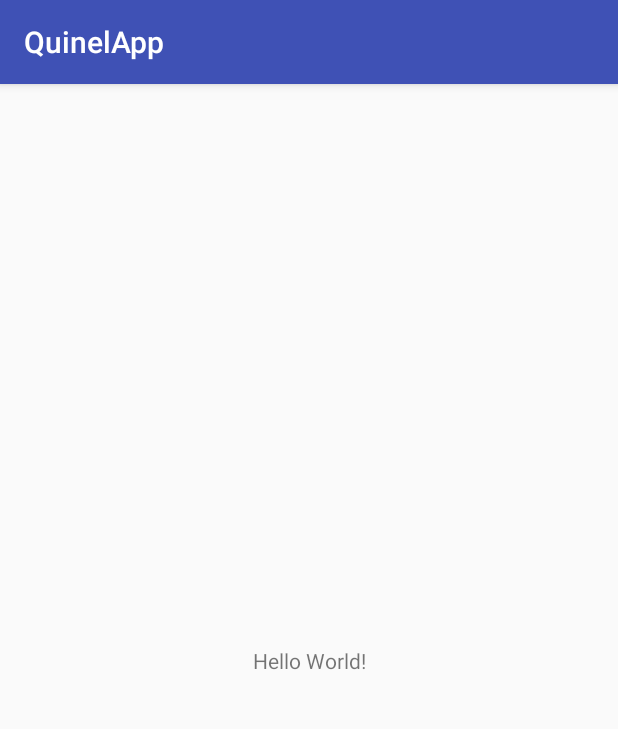
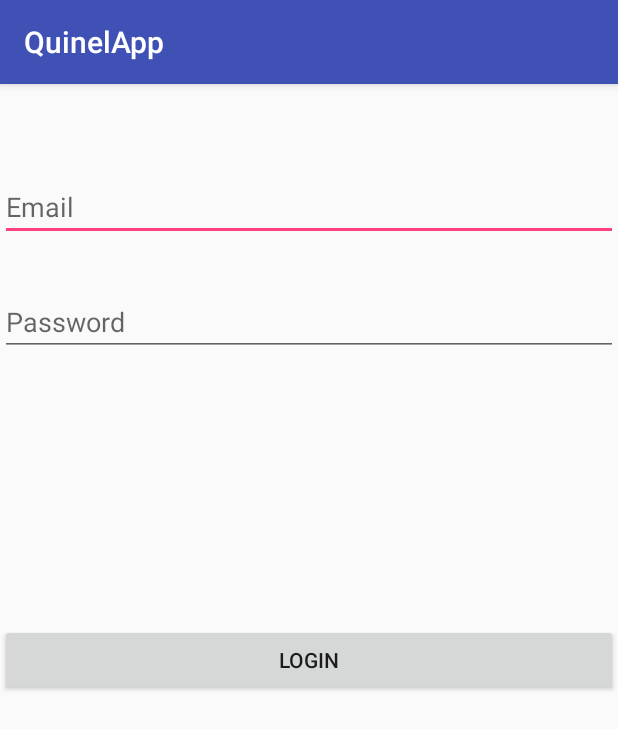
Before and after one commit to Juanca17/QuinelApp, an Android app: the screen it shows after launch (Login), on a phone screen of 412 x 824 dp. Shown: the top 729 px of the screen. Run offline under Robolectric (Android 15) with nearby library versions, the phone set to English and light mode, and no system bars; our stand-ins replace Firebase (no records; nobody signed in at launch, a user with empty details on screens opened directly).

Commit message:
Login Implemented, missing change of activity after login and possible registration

```diff
--- a/app/build.gradle
+++ b/app/build.gradle
@@ -22,7 +22,12 @@ dependencies {
     implementation fileTree(dir: 'libs', include: ['*.jar'])
     implementation 'com.android.support:appcompat-v7:26.1.0'
     implementation 'com.android.support.constraint:constraint-layout:1.0.2'
+    implementation 'com.google.firebase:firebase-auth:11.8.0'
     testImplementation 'junit:junit:4.12'
     androidTestImplementation 'com.android.support.test:runner:1.0.1'
     androidTestImplementation 'com.android.support.test.espresso:espresso-core:3.0.1'
+    compile 'com.google.firebase:firebase-core:11.8.0'
 }
+
+
+apply plugin: 'com.google.gms.google-services'
--- a/app/src/main/java/moviles2018itesm/quinelapp/Login.java
+++ b/app/src/main/java/moviles2018itesm/quinelapp/Login.java
@@ -1,13 +1,95 @@
 package moviles2018itesm.quinelapp;
 
+import android.support.annotation.NonNull;
 import android.support.v7.app.AppCompatActivity;
 import android.os.Bundle;
+import android.util.Log;
+import android.view.View;
+import android.widget.Button;
+import android.widget.EditText;
+import android.widget.Toast;
+
+import com.google.android.gms.tasks.OnCompleteListener;
+import com.google.android.gms.tasks.Task;
+import com.google.firebase.auth.AuthResult;
+import com.google.firebase.auth.FirebaseAuth;
+import com.google.firebase.auth.FirebaseUser;
 
 public class Login extends AppCompatActivity {
+
+    private static final String TAG = "Login";
+    private FirebaseAuth mAuth;
+    private FirebaseAuth.AuthStateListener mAuthListener;
+
+    private EditText usernameField;
+    private EditText passwordField;
+
+    private Button login;
 
     @Override
     protected void onCreate(Bundle savedInstanceState) {
         super.onCreate(savedInstanceState);
         setContentView(R.layout.activity_login);
+
+        mAuth = FirebaseAuth.getInstance();
+
+        mAuthListener = new FirebaseAuth.AuthStateListener() {
+            @Override
+            public void onAuthStateChanged(@NonNull FirebaseAuth firebaseAuth) {
+                FirebaseUser user = firebaseAuth.getCurrentUser();
+                if (user != null) {
+                    // User is signed in
+                    Log.d(TAG, "onAuthStateChanged:signed_in:" + user.getUid());
+                } else {
+                    // User is signed out
+                    Log.d(TAG, "onAuthStateChanged:signed_out");
+                }
+                // ...
+            }
+        };
+
+        usernameField = (EditText) findViewById(R.id.usernameField);
+        passwordField = (EditText) findViewById(R.id.passwordField);
+
+        login = (Button) findViewById(R.id.button);
     }
+
+    @Override
+    public void onStart() {
+        super.onStart();
+        mAuth.addAuthStateListener(mAuthListener);
+    }
+
+    @Override
+    public void onStop() {
+        super.onStop();
+        if (mAuthListener != null) {
+            mAuth.removeAuthStateListener(mAuthListener);
+        }
+    }
+
+    public void signIn(View v){
+        mAuth.signInWithEmailAndPassword(usernameField.getText().toString(), passwordField.getText().toString())
+                .addOnCompleteListener(this, new OnCompleteListener<AuthResult>() {
+                    @Override
+                    public void onComplete(@NonNull Task<AuthResult> task) {
+                        Log.d(TAG, "signInWithEmail:onComplete:" + task.isSuccessful());
+
+                        // If sign in fails, display a message to the user. If sign in succeeds
+                        // the auth state listener will be notified and logic to handle the
+                        // signed in user can be handled in the listener.
+                        if (!task.isSuccessful()) {
+                            Log.w(TAG, "signInWithEmail:failed", task.getException());
+                            FirebaseUser user = mAuth.getCurrentUser();
+                        } else {
+                            Log.w(TAG, "signInWithEmail:failure", task.getException());
+                            Toast.makeText(Login.this, "Authentication failed.",
+                                    Toast.LENGTH_SHORT).show();
+                        }
+
+                    }
+                });
+
+    }
+
 }
--- a/app/src/main/res/layout/activity_login.xml
+++ b/app/src/main/res/layout/activity_login.xml
@@ -1,18 +1,38 @@
 <?xml version="1.0" encoding="utf-8"?>
-<android.support.constraint.ConstraintLayout xmlns:android="http://schemas.android.com/apk/res/android"
+<RelativeLayout xmlns:android="http://schemas.android.com/apk/res/android"
     xmlns:app="http://schemas.android.com/apk/res-auto"
     xmlns:tools="http://schemas.android.com/tools"
     android:layout_width="match_parent"
     android:layout_height="match_parent"
     tools:context="moviles2018itesm.quinelapp.Login">
 
-    <TextView
-        android:layout_width="wrap_content"
+    <EditText
+        android:id="@+id/usernameField"
+        android:layout_width="match_parent"
         android:layout_height="wrap_content"
-        android:text="Hello World!"
-        app:layout_constraintBottom_toBottomOf="parent"
-        app:layout_constraintLeft_toLeftOf="parent"
-        app:layout_constraintRight_toRightOf="parent"
-        app:layout_constraintTop_toTopOf="parent" />
+        android:layout_alignParentTop="true"
+        android:layout_centerHorizontal="true"
+        android:layout_marginTop="59dp"
+        android:ems="10"
+        android:hint="Email"
+        android:inputType="textEmailAddress" />
 
-</android.support.constraint.ConstraintLayout>
+    <EditText
+        android:id="@+id/passwordField"
+        android:layout_width="match_parent"
+        android:layout_height="wrap_content"
+        android:layout_below="@+id/usernameField"
+        android:layout_centerHorizontal="true"
+        android:layout_marginTop="31dp"
+        android:ems="10"
+        android:hint="Password"
+        android:inputType="textPassword" />
+
+    <Button
+        android:id="@+id/button"
+        android:layout_width="match_parent"
+        android:layout_height="wrap_content"
+        android:layout_centerHorizontal="true"
+        android:layout_centerVertical="true"
+        android:text="Login" />
+</RelativeLayout>
--- a/build.gradle
+++ b/build.gradle
@@ -8,7 +8,7 @@ buildscript {
     }
     dependencies {
         classpath 'com.android.tools.build:gradle:3.0.1'
-
+        classpath 'com.google.gms:google-services:3.2.0'
 
         // NOTE: Do not place your application dependencies here; they belong
         // in the individual module build.gradle files
```
Also changed, not shown: 53 other files.
